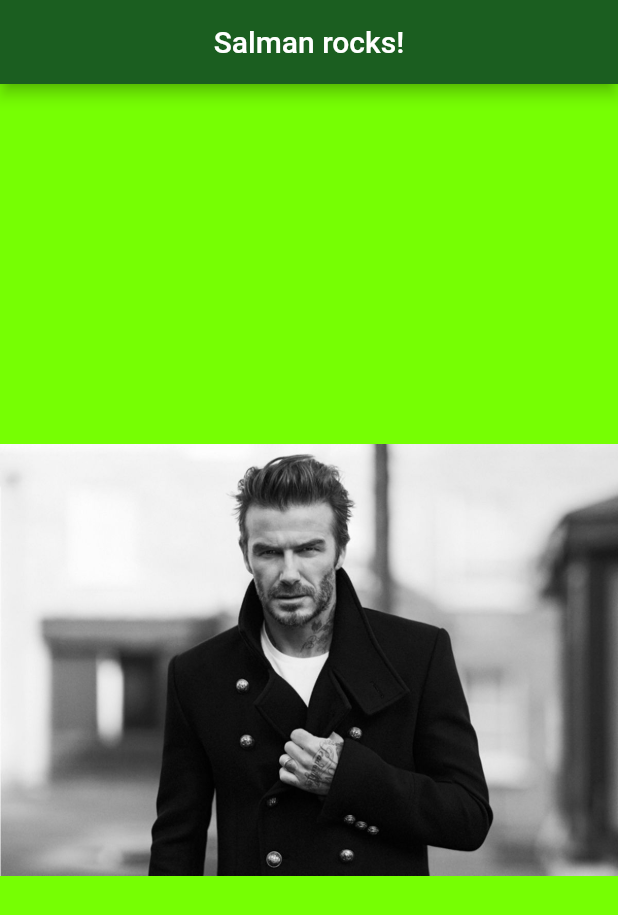
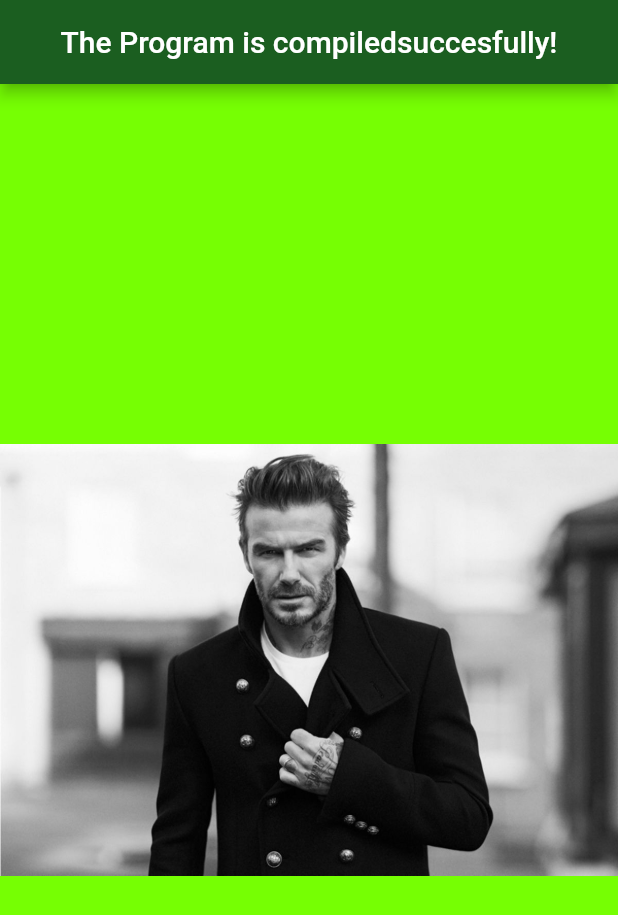
Before and after one commit to salmanpary/Flutterdemo, a Flutter app: the screen it shows after launch, on a phone screen of 412 x 824 dp. Shown: the top 915 px of the screen. Run offline on Flutter 3.47's test engine with Material 2 defaults, Android fonts, the phone set to English and light mode, and no system bars.

Commit message:
Changed a file

```diff
--- a/lib/main.dart
+++ b/lib/main.dart
@@ -13,7 +13,7 @@ void main() {
         appBar: AppBar(centerTitle:true,
           backgroundColor: Colors.green[900],
           title: Center(
-            child: Text("Salman rocks!"),
+            child: Text("The Program is compiledsuccesfully!"),
           ),
         ),
         backgroundColor: Colors.lightGreenAccent[400],
```
